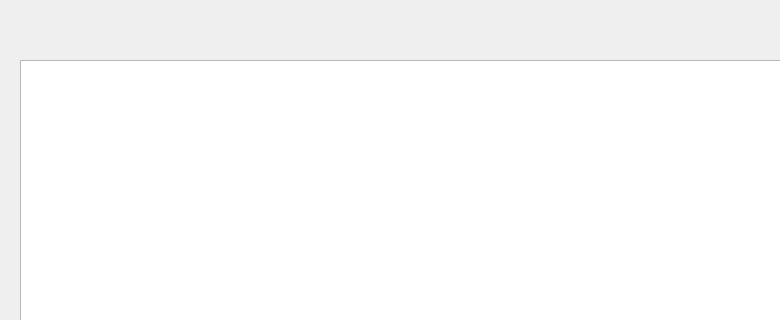
First picture: the form in forms/application.ui, repository Aquaver/signal-generator, before the edit; both pictures show x 0 to 780 and y 0 to 320 of the 1280 by 720 pixel window.
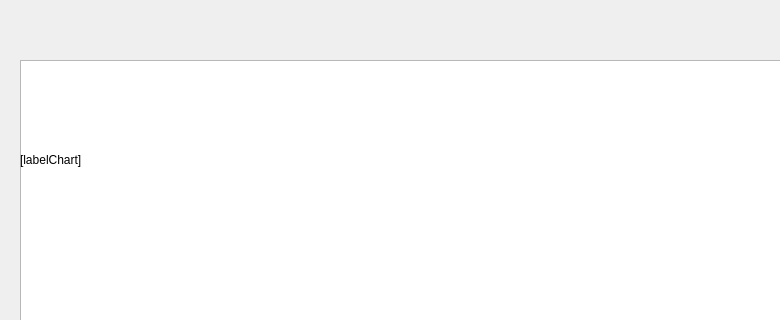
Second picture: the form after the edit.

Commit message: Added text property in chart label widget in application UI file

Diff of the .ui file:
```diff
--- a/forms/application.ui
+++ b/forms/application.ui
@@ -237,6 +237,10 @@
                 <height>200</height>
               </rect>
             </property>
+            
+            <property name="text">
+              <string>[labelChart]</string>
+            </property>
           </widget>
         </widget>
       </widget>
```
